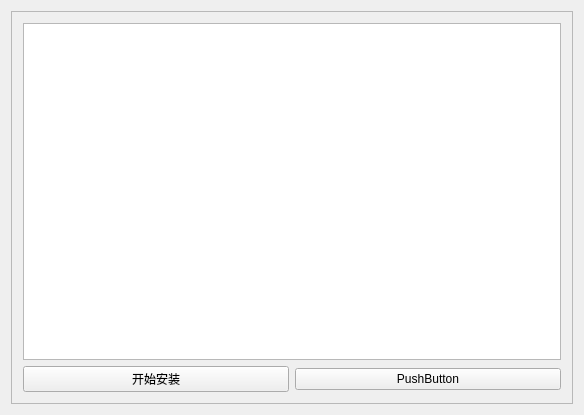
Old version of the form mainwindow.ui in the repository qiushi521/test01.
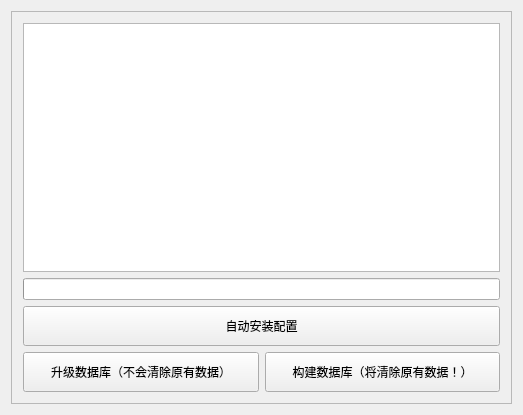
New version of the form.

Commit message: 数据库更新为V1.5，流程及界面优化。

Patch:
```diff
--- a/mainwindow.ui
+++ b/mainwindow.ui
@@ -6,7 +6,7 @@
    <rect>
     <x>0</x>
     <y>0</y>
-    <width>584</width>
+    <width>523</width>
     <height>415</height>
    </rect>
   </property>
@@ -27,19 +27,63 @@
        <item>
         <widget class="QTextEdit" name="textEdit"/>
        </item>
+       <item>
+        <widget class="QProgressBar" name="progressBar">
+         <property name="value">
+          <number>0</number>
+         </property>
+         <property name="textVisible">
+          <bool>false</bool>
+         </property>
+        </widget>
+       </item>
+       <item>
+        <widget class="QPushButton" name="btnStartInstall">
+         <property name="minimumSize">
+          <size>
+           <width>0</width>
+           <height>40</height>
+          </size>
+         </property>
+         <property name="styleSheet">
+          <string notr="true">border-color: rgb(0, 255, 0);</string>
+         </property>
+         <property name="text">
+          <string>自动安装配置</string>
+         </property>
+        </widget>
+       </item>
        <item>
         <layout class="QHBoxLayout" name="horizontalLayout_2">
          <item>
-          <widget class="QPushButton" name="btnStartInstall">
+          <widget class="QPushButton" name="btnUpdateDB">
+           <property name="minimumSize">
+            <size>
+             <width>0</width>
+             <height>40</height>
+            </size>
+           </property>
+           <property name="styleSheet">
+            <string notr="true">border-color: rgb(170, 255, 0);</string>
+           </property>
            <property name="text">
-            <string>开始安装</string>
+            <string>升级数据库（不会清除原有数据）</string>
            </property>
           </widget>
          </item>
          <item>
           <widget class="QPushButton" name="btnCopyFiles">
+           <property name="minimumSize">
+            <size>
+             <width>0</width>
+             <height>40</height>
+            </size>
+           </property>
+           <property name="styleSheet">
+            <string notr="true">border-color: rgb(255, 0, 0);</string>
+           </property>
            <property name="text">
-            <string>PushButton</string>
+            <string>构建数据库（将清除原有数据！）</string>
            </property>
           </widget>
          </item>
```
Left out of the diff: 4 changed lines with no effect on the pictures. The commit also changes 5 other files.
